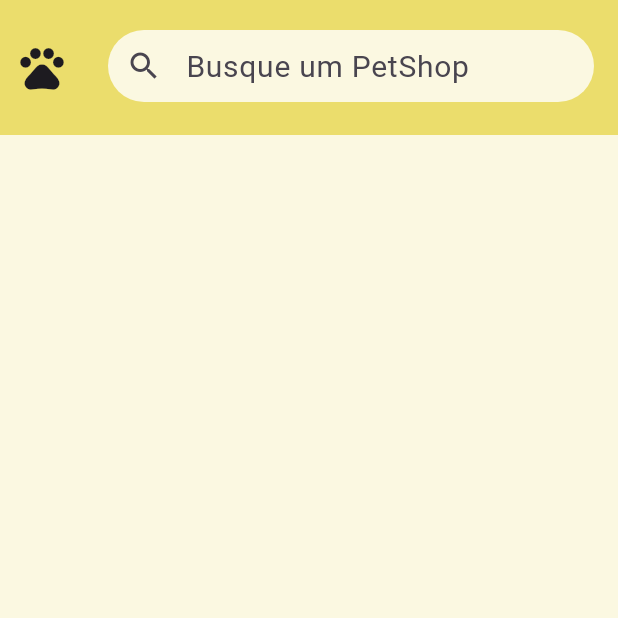
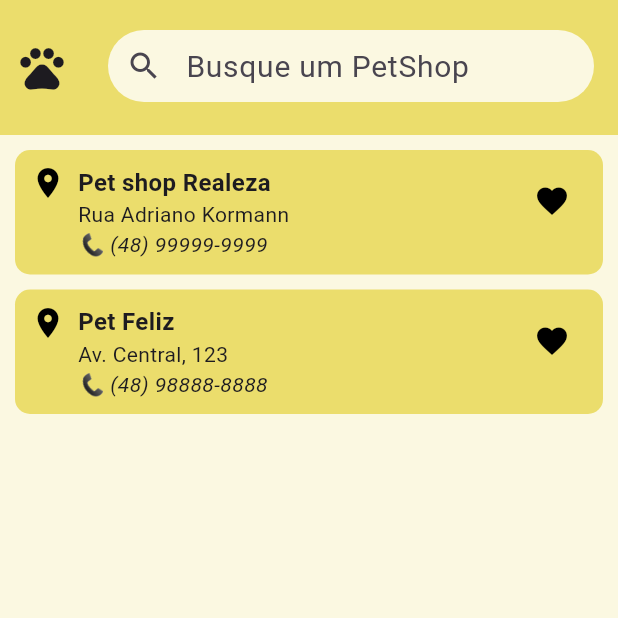
Before and after one commit to VStorch/TorchApp, a Flutter app: the screen it shows after launch, on a phone screen of 412 x 824 dp, the top half of it. Run offline on Flutter 3.47's test engine with Material 3 defaults, Android fonts, the phone set to English and light mode, and no system bars; our stand-ins replace lottie.

Commit message:
Tela Pet_Shop pronto

```diff
--- /dev/null
+++ b/lib/data/pet_shop/pet_shop.dart
@@ -0,0 +1,18 @@
+class PetShop {
+
+final String name;
+final String address;
+final String phone;
+bool isFavorite;
+
+  PetShop({
+    required this.name,
+    required this.address,
+    required this.phone,
+    this.isFavorite = false,
+  });
+
+  void toggleFavorite() {
+    isFavorite = !isFavorite;
+  }
+}
--- /dev/null
+++ b/lib/data/pet_shop/pet_shop_service.dart
@@ -0,0 +1,20 @@
+import 'package:torch_app/data/pet_shop/pet_shop.dart';
+
+class PetShopService {
+  final List<PetShop> _petShops = [
+    PetShop(
+        name: "Pet shop Realeza",
+        address: "Rua Adriano Kormann",
+        phone: "(48) 99999-9999"),
+    PetShop(
+        name: "Pet Feliz",
+        address: "Av. Central, 123",
+        phone: "(48) 98888-8888"),
+  ];
+
+  List<PetShop> getPetShops() => _petShops;
+
+  void toggleFavorite(PetShop shop) {
+    shop.toggleFavorite();
+  }
+}
--- a/lib/pages/pet_shops_page.dart
+++ b/lib/pages/pet_shops_page.dart
@@ -1,7 +1,8 @@
-// Pacote de interface visual
 import 'package:flutter/material.dart';
+import '../data/pet_shop/pet_shop_service.dart';
+import '../data/pet_shop/pet_shop.dart';
+import '../data/pet_shop/pet_shop_service.dart';
 
-// Stateful widget (alterável)
 class PetShopPage extends StatefulWidget {
   const PetShopPage({super.key});
 
@@ -10,41 +11,50 @@ class PetShopPage extends StatefulWidget {
 }
 
 class _PetShopPageState extends State<PetShopPage> {
+  final PetShopService service = PetShopService();
+  String searchQuery = '';
+
   @override
   Widget build(BuildContext context) {
+    final petShops = service
+        .getPetShops()
+        .where((shop) =>
+        shop.name.toLowerCase().contains(searchQuery.toLowerCase()))
+        .toList();
+
     return Scaffold(
-      // Cor de fundo padrão
       backgroundColor: const Color(0xFFFBF8E1),
 
-      // Barra superior
+      // AppBar personalizada
+
       appBar: AppBar(
         toolbarHeight: 90,
         backgroundColor: const Color(0xFFEBDD6C),
-
-        // Ícone do menu (pata de cachorro)
         leading: Builder(
           builder: (context) {
             return IconButton(
               icon: const Icon(Icons.pets),
               iconSize: 35,
-              onPressed: () {
-                Scaffold.of(context).openDrawer();
-              },
+              onPressed: () => Scaffold.of(context).openDrawer(),
             );
           },
         ),
-
-        // Barra de pesquisa
         title: SizedBox(
           height: 50,
           child: TextField(
+            onChanged: (value) {
+              setState(() {
+                searchQuery = value;
+              });
+            },
             style: const TextStyle(fontSize: 20),
             decoration: InputDecoration(
               hintText: 'Busque um PetShop',
               prefixIcon: const Icon(Icons.search),
               filled: true,
               fillColor: const Color(0xFFFBF8E1),
-              contentPadding: const EdgeInsets.symmetric(vertical: 0, horizontal: 0),
+              contentPadding:
+              const EdgeInsets.symmetric(vertical: 0, horizontal: 0),
               border: OutlineInputBorder(
                 borderRadius: BorderRadius.circular(30),
                 borderSide: BorderSide.none,
@@ -54,7 +64,9 @@ class _PetShopPageState extends State<PetShopPage> {
         ),
       ),
 
-      // Menu lateral
+      // ================
+      // Drawer/Menu lateral
+      // ================
       drawer: Drawer(
         backgroundColor: const Color(0xFFEBDD6C),
         child: ListView(
@@ -63,59 +75,81 @@ class _PetShopPageState extends State<PetShopPage> {
             SizedBox(
               height: 100,
               child: DrawerHeader(
-                decoration: BoxDecoration(
-                  color: Color(0xFFE8CA42),
-                ),
+                decoration: BoxDecoration(color: Color(0xFFE8CA42)),
                 child: Center(
                   child: Text(
                     "Menu",
                     style: TextStyle(
                         color: Colors.black,
                         fontSize: 20,
-                      fontWeight: FontWeight.bold,
+                        fontWeight: FontWeight.bold),
                   ),
                 ),
               ),
             ),
-            ),
-            ListTile(
-              leading: Icon(Icons.home),
-              title: Text("Tela Inicial"),
-            ),
-            ListTile(
-              leading: Icon(Icons.pets),
-              title: Text("Meus Pets"),
-            ),
+            ListTile(leading: Icon(Icons.home), title: Text("Tela Inicial")),
+            ListTile(leading: Icon(Icons.pets), title: Text("Meus Pets")),
             ListTile(
                 leading: Icon(Icons.business),
-              title: Text("PetShops favoritos"),
-            ),
+                title: Text("PetShops favoritos")),
             ListTile(
                 leading: Icon(Icons.calendar_month),
-              title: Text("Meus Agendamentos"),
+                title: Text("Meus Agendamentos")),
+            ListTile(leading: Icon(Icons.local_offer), title: Text("Promoções")),
+            ListTile(leading: Icon(Icons.person), title: Text("Meu Perfil")),
+            ListTile(leading: Icon(Icons.settings), title: Text("Configurações")),
+            ListTile(leading: Icon(Icons.logout), title: Text("Sair")),
+            ListTile(leading: Icon(Icons.info), title: Text("Sobre")),
+          ],
         ),
-            ListTile(
-              leading: Icon(Icons.local_offer),
-              title: Text("Promoções"),
       ),
-            ListTile(
-              leading: Icon(Icons.person),
-              title: Text("Meu Perfil"),
+
+      // Lista de PetShops
+      body: ListView.builder(
+        padding: const EdgeInsets.all(10),
+        itemCount: petShops.length,
+        itemBuilder: (context, index) {
+          final shop = petShops[index];
+          return Container(
+            margin: const EdgeInsets.only(bottom: 10),
+            padding: const EdgeInsets.all(10),
+            decoration: BoxDecoration(
+              color: const Color(0xFFEBDD6C),
+              borderRadius: BorderRadius.circular(10),
             ),
-            ListTile(
-              leading: Icon(Icons.settings),
-              title: Text("Configurações"),
+            child: Row(
+              crossAxisAlignment: CrossAxisAlignment.start,
+              children: [
+                const Icon(Icons.location_on, color: Colors.black),
+                const SizedBox(width: 8),
+                Expanded(
+                  child: Column(
+                    crossAxisAlignment: CrossAxisAlignment.start,
+                    children: [
+                      Text(shop.name,
+                          style: const TextStyle(
+                              fontSize: 16, fontWeight: FontWeight.bold)),
+                      Text(shop.address),
+                      Text("📞 ${shop.phone}",
+                          style: const TextStyle(fontStyle: FontStyle.italic)),
+                    ],
                   ),
-            ListTile(
-              leading: Icon(Icons.logout),
-              title: Text("Sair"),
                 ),
-            ListTile(
-              leading: Icon(Icons.info),
-              title: Text("Sobre"),
+                IconButton(
+                  icon: Icon(
+                    Icons.favorite,
+                    color: shop.isFavorite ? Colors.red : Colors.black,
+                  ),
+                  onPressed: () {
+                    setState(() {
+                      service.toggleFavorite(shop);
+                    });
+                  },
                 ),
               ],
             ),
+          );
+        },
       ),
     );
   }
```
Lines whose indentation alone changed are shown as unchanged.
